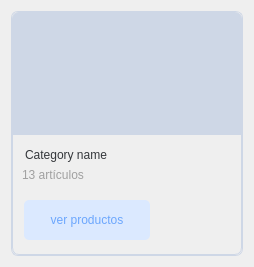
Old version of the form views/CardView.ui in the repository fgmc125/Py-Supermark-1KPG5.
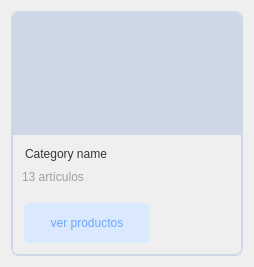
New version of the form. Icons and pictures are not drawn.

```diff
--- a/views/CardView.ui
+++ b/views/CardView.ui
@@ -19,6 +19,12 @@
   <layout class="QVBoxLayout" name="verticalLayout">
    <item>
     <widget class="QFrame" name="fme_card_content_0">
+     <property name="sizePolicy">
+      <sizepolicy hsizetype="Fixed" vsizetype="Fixed">
+       <horstretch>0</horstretch>
+       <verstretch>0</verstretch>
+      </sizepolicy>
+     </property>
      <property name="minimumSize">
       <size>
        <width>232</width>
@@ -162,7 +168,7 @@
          <item>
           <widget class="QFrame" name="frame_8">
            <property name="sizePolicy">
-            <sizepolicy hsizetype="Preferred" vsizetype="Fixed">
+            <sizepolicy hsizetype="Preferred" vsizetype="Preferred">
              <horstretch>0</horstretch>
              <verstretch>0</verstretch>
             </sizepolicy>
```
